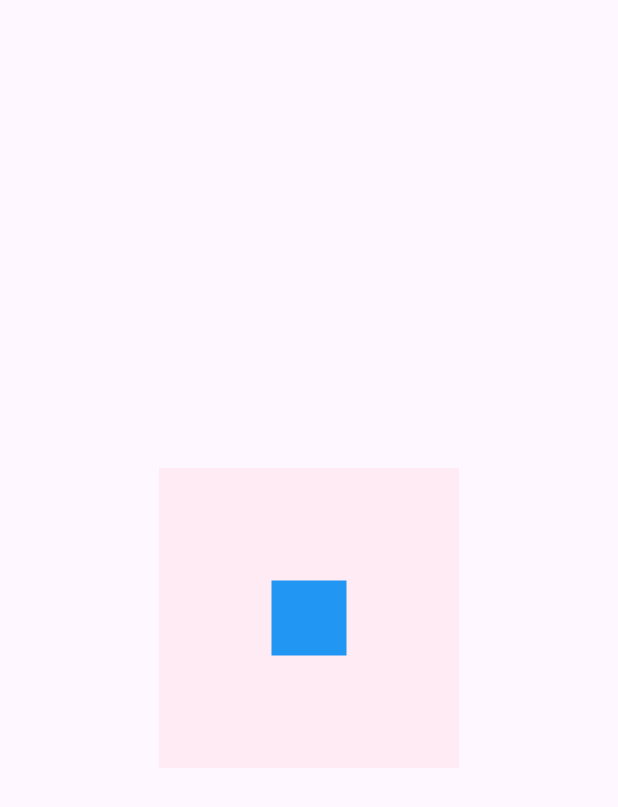
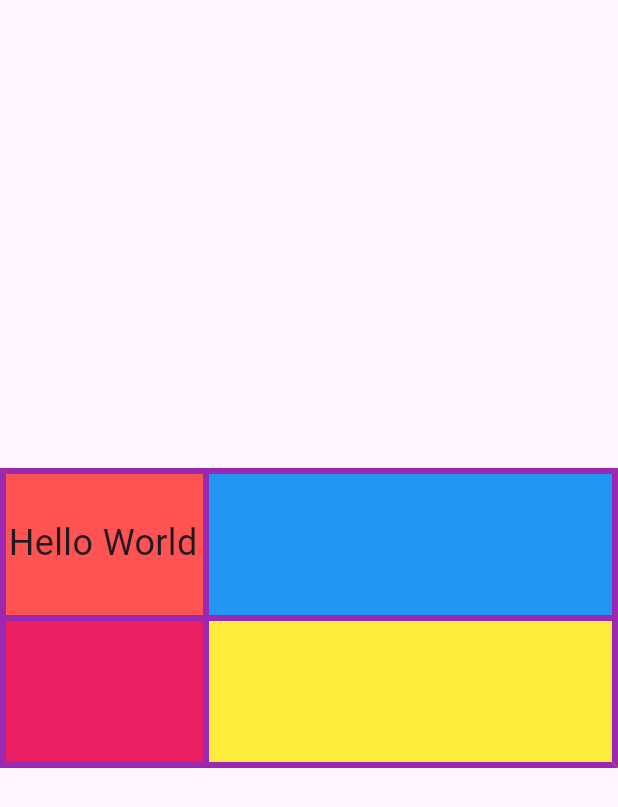
Before and after one commit to shahzaibahmad1426/Random_Practice, a Flutter app: the screen it shows after launch, on a phone screen of 412 x 824 dp. Shown: the top 807 px of the screen. Run offline on Flutter 3.47's test engine with Material 3 defaults, Android fonts, the phone set to English and light mode, and no system bars.

Commit message:
Table Widget

```diff
--- /dev/null
+++ b/lib/layout_widgets/table_widget.dart
@@ -0,0 +1,66 @@
+import 'package:flutter/material.dart';
+
+class TableWidget extends StatelessWidget {
+  const TableWidget({super.key});
+
+  @override
+  Widget build(BuildContext context) {
+    return Scaffold(
+      body: Center(
+        child: Table(
+          border: TableBorder.all(
+            color: Colors.purple,
+            width: 4,
+          ),
+          columnWidths: const {
+            0: FlexColumnWidth(1),
+            1: FlexColumnWidth(2),
+          },
+          textBaseline: TextBaseline.alphabetic,
+          textDirection: TextDirection.ltr,
+          children: [
+            TableRow(
+              children: [
+                TableCell(
+                  child: Container(
+                    height: 100,
+                    color: Colors.redAccent,
+                    child: const Center(
+                      child: Text(
+                        "Hello World",
+                        style: TextStyle(fontSize: 24),
+                      ),
+                    ),
+                  ),
+                ),
+                TableCell(
+                  child: Container(
+                    height: 100,
+                    color: Colors.blue,
+                  ),
+                ),
+              ],
+            ),
+            TableRow(
+              decoration: const BoxDecoration(color: Colors.green),
+              children: [
+                TableCell(
+                  child: Container(
+                    height: 100,
+                    color: Colors.pink,
+                  ),
+                ),
+                TableCell(
+                  child: Container(
+                    height: 100,
+                    color: Colors.yellow,
+                  ),
+                ),
+              ],
+            ),
+          ],
+        ),
+      ),
+    );
+  }
+}
--- a/lib/main.dart
+++ b/lib/main.dart
@@ -1,5 +1,5 @@
 import 'package:flutter/material.dart';
-import 'layout_widgets/align_widget.dart';
+import 'package:random_practice/layout_widgets/table_widget.dart';
 
 void main() {
   runApp(const MyApp());
@@ -22,7 +22,7 @@ class MyApp extends StatelessWidget {
    @override
    Widget build(BuildContext context) {
      return const Scaffold(
-       body: AlignWidget(),
+       body: TableWidget(),
      );
    }
  }
```
